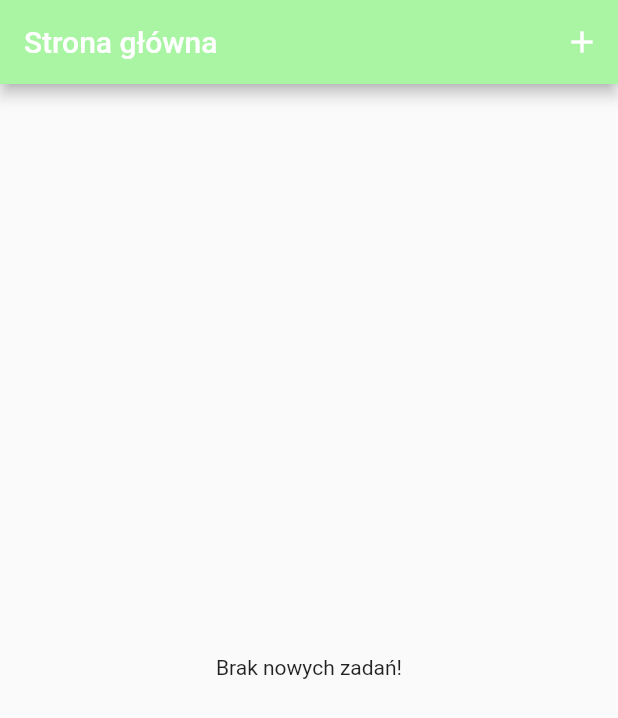
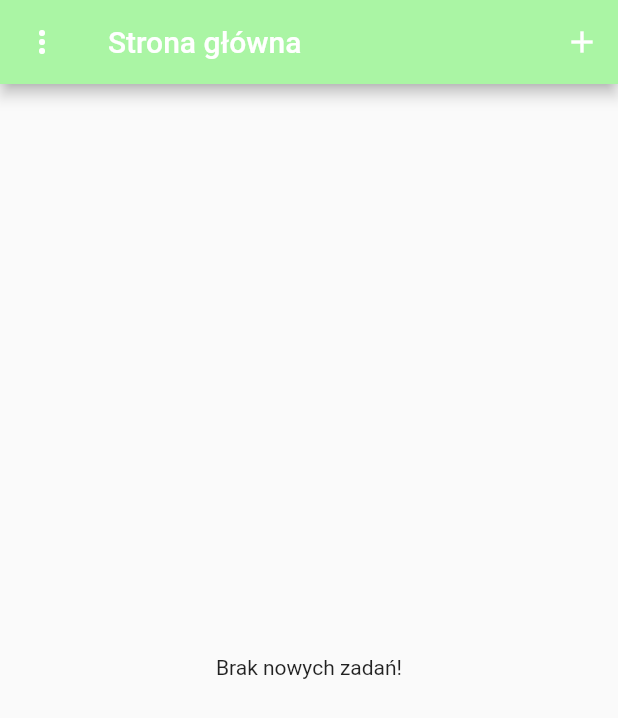
Before and after one commit to andrz3j3k/ToDoList, a Flutter app: the screen it shows after launch, on a phone screen of 412 x 824 dp. Shown: the top 718 px of the screen. Run offline on Flutter 3.47's test engine with Material 2 defaults, Android fonts, the phone set to English and light mode, and no system bars; our stand-ins replace bloc, equatable, flutter_bloc.

```diff
--- a/lib/bloc/create_task_bloc.dart
+++ b/lib/bloc/create_task_bloc.dart
@@ -1,6 +1,8 @@
 import 'package:bloc/bloc.dart';
 import 'package:equatable/equatable.dart';
+import 'package:flutter_bloc/flutter_bloc.dart';
 import 'package:meta/meta.dart';
+import 'package:todolist/main.dart';
 import 'package:todolist/models/task.dart';
 
 part 'create_task_event.dart';
--- a/lib/main.dart
+++ b/lib/main.dart
@@ -1,8 +1,6 @@
 import 'package:flutter/material.dart';
 import 'package:flutter_bloc/flutter_bloc.dart';
 import 'package:todolist/bloc/create_task_bloc.dart';
-import 'package:todolist/models/task.dart';
-import 'package:todolist/screens/task_page_screen.dart';
 import 'package:todolist/screens/welcomepage_screen.dart';
 import 'package:todolist/widgets/form.dart';
 
@@ -26,11 +24,16 @@ class MyApp extends StatelessWidget {
         ),
         routes: {
           '/': (_) => const HomePage(),
-          TaskPage.routeName: (_) => const TaskPage(),
         },
       ),
     );
   }
+}
+
+enum SortType {
+  allTasks,
+  favouriteTasks,
+  doneTasks,
 }
 
 class HomePage extends StatefulWidget {
@@ -60,6 +63,25 @@ class _HomePageState extends State<HomePage> {
               },
               icon: const Icon(Icons.add)),
         ],
+        leading: PopupMenuButton<SortType>(
+            // Callback that sets the selected popup menu item.
+            onSelected: (SortType type) {
+              setState(() {});
+            },
+            itemBuilder: (BuildContext context) => <PopupMenuEntry<SortType>>[
+                  const PopupMenuItem<SortType>(
+                    value: SortType.allTasks,
+                    child: Text('Wszystkie'),
+                  ),
+                  const PopupMenuItem<SortType>(
+                    value: SortType.favouriteTasks,
+                    child: Text('Ulubione'),
+                  ),
+                  const PopupMenuItem<SortType>(
+                    value: SortType.doneTasks,
+                    child: Text('Ukończone'),
+                  ),
+                ]),
       ),
       body: const WelcomePage(),
     );
--- a/lib/screens/welcomepage_screen.dart
+++ b/lib/screens/welcomepage_screen.dart
@@ -2,10 +2,18 @@ import 'package:flutter/material.dart';
 import 'package:flutter_bloc/flutter_bloc.dart';
 import 'package:intl/intl.dart';
 import 'package:todolist/bloc/create_task_bloc.dart';
+import 'package:todolist/main.dart';
 
-class WelcomePage extends StatelessWidget {
-  const WelcomePage({super.key});
+class WelcomePage extends StatefulWidget {
+  const WelcomePage({
+    super.key,
+  });
 
+  @override
+  State<WelcomePage> createState() => _WelcomePageState();
+}
+
+class _WelcomePageState extends State<WelcomePage> {
   @override
   Widget build(BuildContext context) {
     return Padding(
@@ -18,33 +26,127 @@ class WelcomePage extends StatelessWidget {
             );
           } else if (state is CreateTaskLoaded) {
             var list = state.listTask;
-            return Column(
-              children: [
-                Expanded(
-                  child: ListView.builder(
-                    itemCount: list.length,
-                    itemBuilder: (ctx, index) {
-                      return InkWell(
-                        onTap: () {
-                          Navigator.pushNamed(
-                            context,
-                            "/task",
-                            arguments: {"task": list.elementAt(index)},
-                          );
-                        },
+
+            return SingleChildScrollView(
+              child: ExpansionPanelList.radio(children: [
+                ...list.map(
+                  (e) => ExpansionPanelRadio(
+                    canTapOnHeader: true,
+                    value: e.id.toString(),
+                    headerBuilder: (context, isExpanded) {
+                      return Padding(
+                        padding: const EdgeInsets.all(5),
                         child: ListTile(
-                          title: Text(list.elementAt(index).name!),
-                          subtitle: Text(list.elementAt(index).description!),
-                          leading: Text(list.elementAt(index).id!),
+                          title: Text(e.name!),
                           trailing: Text(DateFormat("dd-MM-yyyy")
-                              .format(list.elementAt(index).date!)
+                              .format(e.date!)
                               .toString()),
                         ),
                       );
                     },
+                    body: Container(
+                      margin: const EdgeInsets.only(
+                          bottom: 10, left: 10, right: 10),
+                      child: Column(
+                        children: [
+                          ListTile(
+                            subtitle: Text(e.description!),
+                          ),
+                          const SizedBox(
+                            height: 10,
+                          ),
+                          Padding(
+                            padding: const EdgeInsets.only(right: 20),
+                            child: Row(
+                              mainAxisAlignment: MainAxisAlignment.spaceBetween,
+                              children: [
+                                IconButton(
+                                  onPressed: () async {
+                                    bool isDelete = false;
+                                    await showDialog<String>(
+                                      context: context,
+                                      builder: (BuildContext context) =>
+                                          AlertDialog(
+                                        title: const Text('Alert'),
+                                        content: const Text(
+                                            'Czy aby napewno chcesz to usunąć?'),
+                                        actions: <Widget>[
+                                          TextButton(
+                                            onPressed: () {
+                                              isDelete = false;
+                                              Navigator.pop(context);
+                                            },
+                                            child: const Text(
+                                              'Nie',
+                                              style: TextStyle(
+                                                  color: Colors.black),
+                                            ),
+                                          ),
+                                          TextButton(
+                                            onPressed: () {
+                                              isDelete = true;
+                                              Navigator.pop(context);
+                                            },
+                                            child: const Text('Tak',
+                                                style: TextStyle(
+                                                    color: Colors.black)),
+                                          ),
+                                        ],
+                                      ),
+                                    );
+                                    if (isDelete) {
+                                      setState(() {
+                                        list.removeWhere(
+                                            (element) => element.id == e.id);
+                                      });
+                                    }
+                                  },
+                                  icon: const Icon(
+                                    Icons.delete,
+                                    color: Colors.black,
+                                  ),
+                                ),
+                                Row(
+                                  children: [
+                                    IconButton(
+                                      onPressed: () {
+                                        setState(() {
+                                          e.isDone = !e.isDone;
+                                        });
+                                      },
+                                      icon: Icon(
+                                        Icons.done,
+                                        color: e.isDone
+                                            ? const Color.fromRGBO(
+                                                138, 222, 157, 87)
+                                            : Colors.black,
+                                      ),
+                                    ),
+                                    IconButton(
+                                      onPressed: () {
+                                        setState(() {
+                                          e.isFavourite = !e.isFavourite!;
+                                        });
+                                      },
+                                      icon: Icon(
+                                        Icons.favorite,
+                                        color: e.isFavourite!
+                                            ? const Color.fromRGBO(
+                                                138, 222, 157, 87)
+                                            : Colors.black,
+                                      ),
+                                    )
+                                  ],
+                                ),
+                              ],
+                            ),
+                          ),
+                        ],
+                      ),
+                    ),
                   ),
                 ),
-              ],
+              ]),
             );
           } else {
             return const Center(
```
Also changed, not shown: lib/screens/task_page_screen.dart (deleted, +0 -32 lines).
